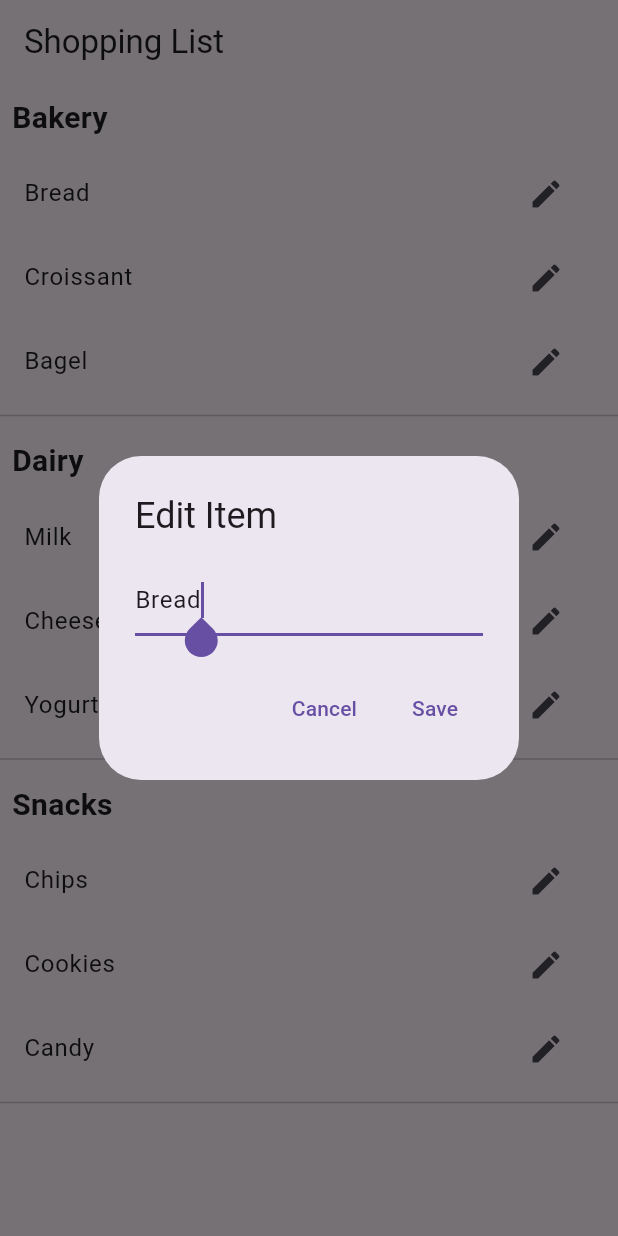
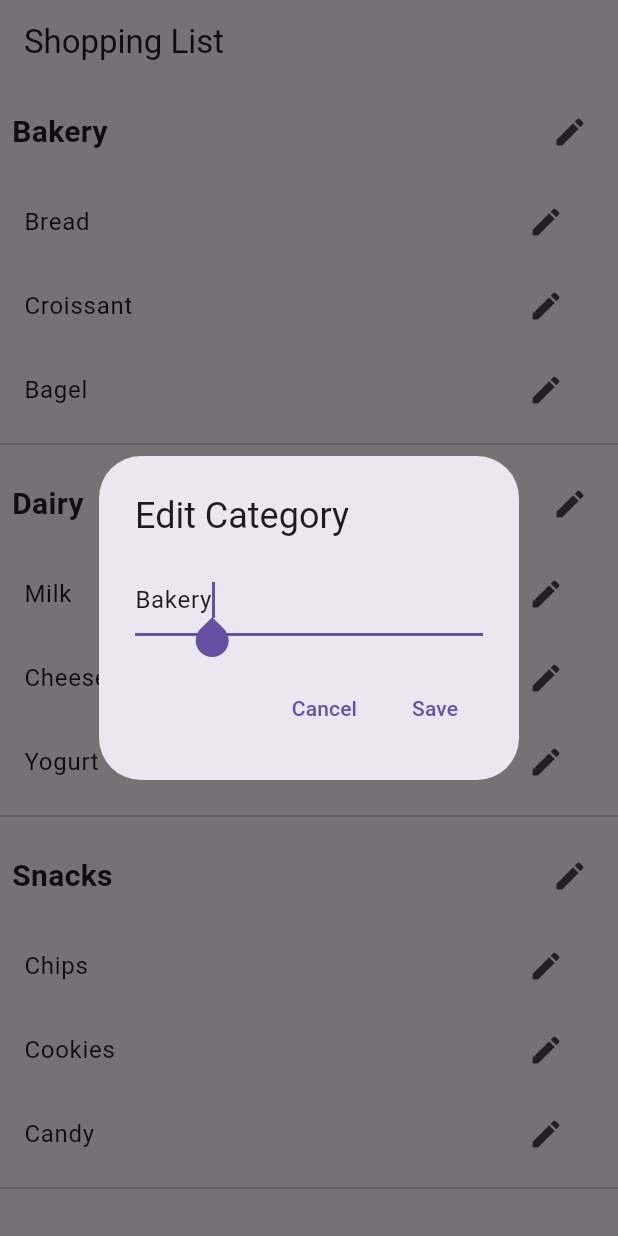
Before and after one commit to Miniieee/shoppinglist, a Flutter app: the screen it shows after launch, after a tap on the "edit" icon, on a phone screen of 412 x 824 dp. Run offline on Flutter 3.47's test engine with Material 3 defaults, Android fonts, the phone set to English and light mode, and no system bars.

Commit message:
added editable categories

```diff
--- a/lib/main.dart
+++ b/lib/main.dart
@@ -18,9 +18,9 @@ class MyApp extends StatelessWidget {
 class ShoppingItem {
   String title;
   bool isBought;
+  int id;
 
   ShoppingItem({required this.title, this.isBought = false, this.id = 0});
-  int id;
 }
 
 class ShoppingListPage extends StatefulWidget {
@@ -29,6 +29,11 @@ class ShoppingListPage extends StatefulWidget {
 }
 
 class _ShoppingListPageState extends State<ShoppingListPage> {
+  // Mutable category names.
+  String bakeryCategoryName = 'Bakery';
+  String dairyCategoryName = 'Dairy';
+  String snacksCategoryName = 'Snacks';
+
   // Category lists.
   List<ShoppingItem> bakeryItems = [
     ShoppingItem(title: 'Bread', isBought: false, id: 1),
@@ -52,12 +57,10 @@ class _ShoppingListPageState extends State<ShoppingListPage> {
   void _toggleItem(List<ShoppingItem> items, int index) {
     setState(() {
       if (!items[index].isBought) {
-        // Mark as bought, add strike-through, and move to bottom.
         items[index].isBought = true;
         final item = items.removeAt(index);
         items.add(item);
       } else {
-        // Mark as not bought, remove strike-through, and move to top.
         items[index].isBought = false;
         final item = items.removeAt(index);
         items.insert(0, item);
@@ -98,17 +101,68 @@ class _ShoppingListPageState extends State<ShoppingListPage> {
     );
   }
 
-  // Build a category section with a header and list items.
-  Widget _buildCategorySection(String categoryName, List<ShoppingItem> items) {
+  // Open a dialog to edit a category name.
+  void _editCategory(String currentName, Function(String) onUpdate) {
+    final controller = TextEditingController(text: currentName);
+    showDialog(
+      context: context,
+      builder: (context) {
+        return AlertDialog(
+          title: const Text("Edit Category"),
+          content: TextField(
+            controller: controller,
+            autofocus: true,
+            decoration: const InputDecoration(
+              hintText: "Enter new category name",
+            ),
+          ),
+          actions: [
+            TextButton(
+              child: const Text("Cancel"),
+              onPressed: () => Navigator.pop(context),
+            ),
+            TextButton(
+              child: const Text("Save"),
+              onPressed: () {
+                setState(() {
+                  onUpdate(controller.text);
+                });
+                Navigator.pop(context);
+              },
+            ),
+          ],
+        );
+      },
+    );
+  }
+
+  // Build a category section with a header (with edit icon) and list items.
+  Widget _buildCategorySection(
+    String categoryName,
+    List<ShoppingItem> items,
+    Function(String) onUpdateCategory,
+  ) {
     return Column(
       crossAxisAlignment: CrossAxisAlignment.start,
       children: [
-        // Category header.
+        // Category header with an edit icon.
         Padding(
           padding: const EdgeInsets.all(8.0),
-          child: Text(
-            categoryName,
-            style: const TextStyle(fontSize: 20, fontWeight: FontWeight.bold),
+          child: Row(
+            mainAxisAlignment: MainAxisAlignment.spaceBetween,
+            children: [
+              Text(
+                categoryName,
+                style: const TextStyle(
+                  fontSize: 20,
+                  fontWeight: FontWeight.bold,
+                ),
+              ),
+              IconButton(
+                icon: const Icon(Icons.edit),
+                onPressed: () => _editCategory(categoryName, onUpdateCategory),
+              ),
+            ],
           ),
         ),
         // List of items for this category.
@@ -130,7 +184,7 @@ class _ShoppingListPageState extends State<ShoppingListPage> {
               ),
               // Tapping the ListTile toggles the item's bought state.
               onTap: () => _toggleItem(items, index),
-              // Pencil icon for editing.
+              // Pencil icon for editing the item.
               trailing: IconButton(
                 icon: const Icon(Icons.edit),
                 onPressed: () => _editItem(items, index),
@@ -150,9 +204,15 @@ class _ShoppingListPageState extends State<ShoppingListPage> {
       body: SingleChildScrollView(
         child: Column(
           children: [
-            _buildCategorySection('Bakery', bakeryItems),
-            _buildCategorySection('Dairy', dairyItems),
-            _buildCategorySection('Snacks', snacksItems),
+            _buildCategorySection(bakeryCategoryName, bakeryItems, (newName) {
+              bakeryCategoryName = newName;
+            }),
+            _buildCategorySection(dairyCategoryName, dairyItems, (newName) {
+              dairyCategoryName = newName;
+            }),
+            _buildCategorySection(snacksCategoryName, snacksItems, (newName) {
+              snacksCategoryName = newName;
+            }),
           ],
         ),
       ),
```
